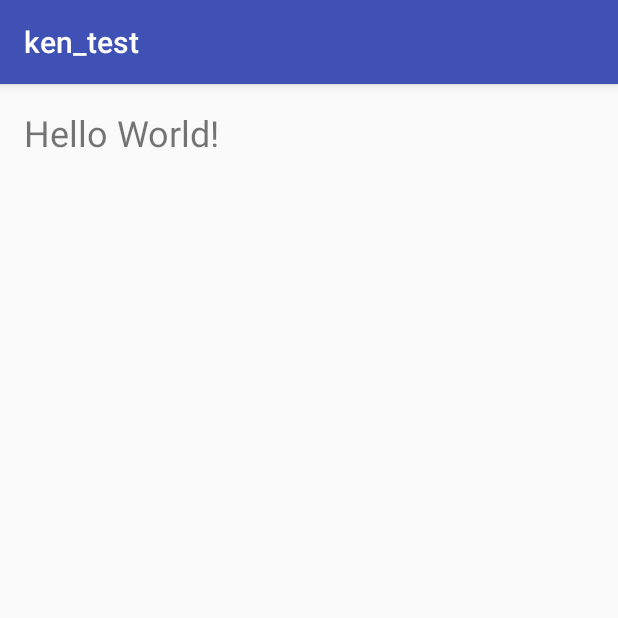
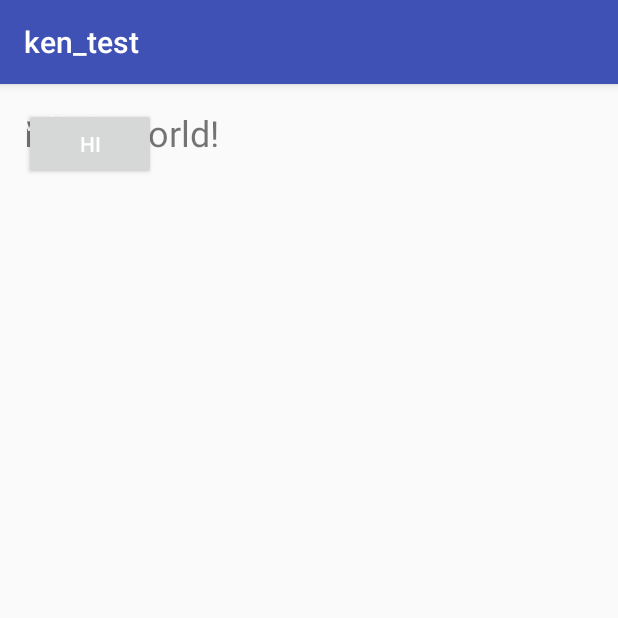
Before and after one commit to KenTong/ken_test, an Android app: the screen it shows after launch (MainActivity), on a phone screen of 412 x 824 dp, the top half of it. Run offline under Robolectric (Android 15) with nearby library versions, the phone set to English and light mode, and no system bars.

Commit message:
color Button

```diff
--- a/app/src/main/res/layout/activity_main.xml
+++ b/app/src/main/res/layout/activity_main.xml
@@ -14,4 +14,18 @@
         android:layout_height="wrap_content"
         android:text="Hello World!"
         android:textSize="24sp"/>
+
+    <TextView
+        android:layout_width="wrap_content"
+        android:layout_height="wrap_content"
+        android:text="vgfdsgbzs"
+        android:textColor="@android:color/white"/>
+
+    <Button
+        android:layout_width="wrap_content"
+        android:layout_height="wrap_content"
+        android:text="HI"
+        android:textColor="@android:color/white"/>
+
+
 </RelativeLayout>
```
